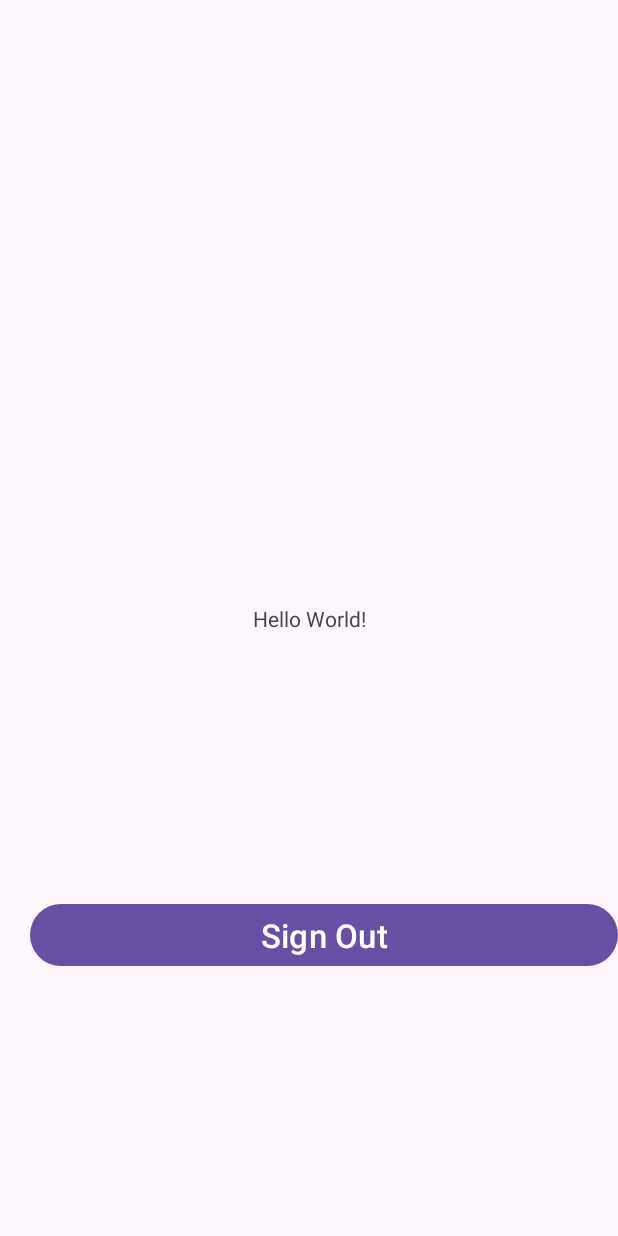
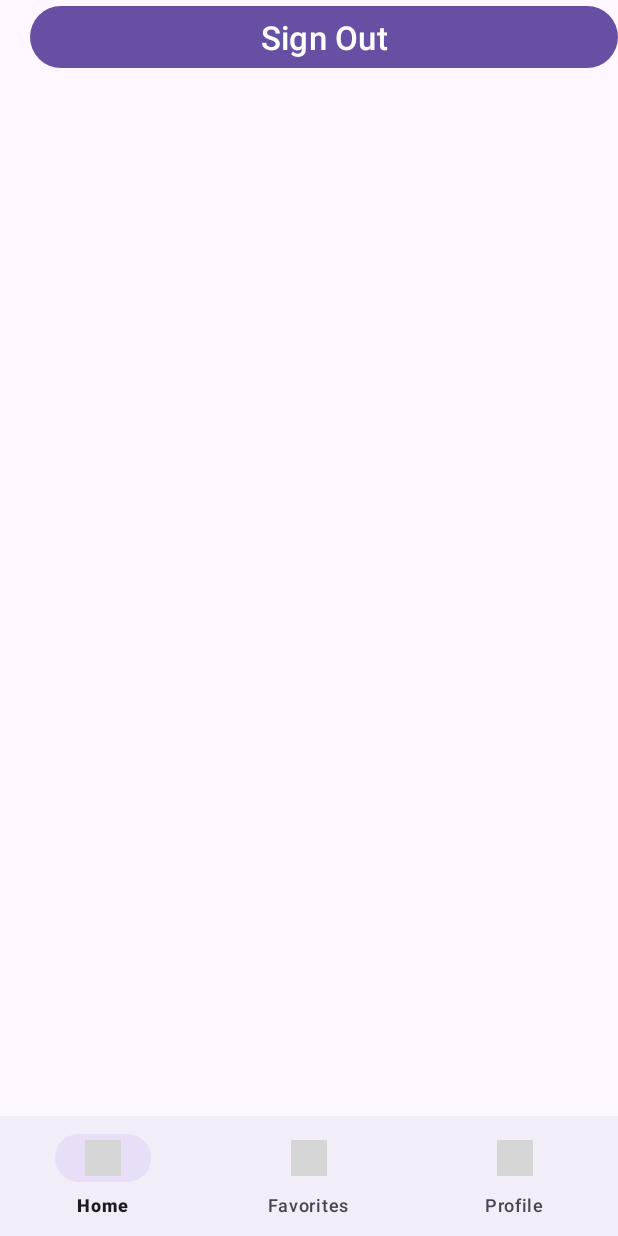
Before and after one commit to Leshens/LetsEatMobile, an Android app: the layout activity_main.xml on its own in the app's theme, with its tools: preview values and no code run, on a phone screen of 412 x 824 dp. Run offline under Robolectric (Android 15) with nearby library versions, the phone set to English and light mode, and no system bars; grey boxes are pictures that could not be loaded.

```diff
--- a/app/src/main/java/com/leshen/letseatmobile/ForgetPasswordActivity.kt
+++ b/app/src/main/java/com/leshen/letseatmobile/login/ForgetPasswordActivity.kt
@@ -1,4 +1,4 @@
-package com.leshen.letseatmobile
+package com.leshen.letseatmobile.login
 
 import android.os.Bundle
 import android.text.TextUtils
@@ -6,6 +6,7 @@ import android.util.Patterns
 import com.google.firebase.auth.FirebaseAuth
 import com.google.firebase.auth.ktx.auth
 import com.google.firebase.ktx.Firebase
+import com.leshen.letseatmobile.BaseActivity
 import com.leshen.letseatmobile.databinding.ActivityForgetPasswordBinding
 
 class ForgetPasswordActivity : BaseActivity() {
--- a/app/src/main/res/layout/activity_forget_password.xml
+++ b/app/src/main/res/layout/activity_forget_password.xml
@@ -4,7 +4,7 @@
     xmlns:tools="http://schemas.android.com/tools"
     android:layout_width="match_parent"
     android:layout_height="match_parent"
-    tools:context=".ForgetPasswordActivity">
+    tools:context=".login.ForgetPasswordActivity">
 
     <ImageView
         android:id="@+id/ivForgotPasswordLogo"
--- a/app/src/main/res/layout/activity_get_started.xml
+++ b/app/src/main/res/layout/activity_get_started.xml
@@ -4,7 +4,7 @@
     xmlns:tools="http://schemas.android.com/tools"
     android:layout_width="match_parent"
     android:layout_height="match_parent"
-    tools:context=".GetStartedActivity">
+    tools:context=".login.GetStartedActivity">
     <TextView
         android:id="@+id/textView"
         android:layout_width="330dp"
--- a/app/src/main/res/layout/activity_main.xml
+++ b/app/src/main/res/layout/activity_main.xml
@@ -6,16 +6,14 @@
     android:layout_height="match_parent"
     tools:context=".MainActivity">
 
-    <TextView
-        android:id="@+id/mainText"
-        android:layout_width="wrap_content"
-        android:layout_height="wrap_content"
-        android:text="Hello World!"
-        app:layout_constraintBottom_toBottomOf="parent"
+    <FrameLayout
+        android:id="@+id/fl_wrapper"
+        android:layout_width="0dp"
+        android:layout_height="0dp"
+        app:layout_constraintBottom_toTopOf="@+id/bottomNavigationView"
         app:layout_constraintEnd_toEndOf="parent"
         app:layout_constraintStart_toStartOf="parent"
-        app:layout_constraintTop_toTopOf="parent" />
-
+        app:layout_constraintTop_toTopOf="parent">
         <Button
             android:id="@+id/signOutButton"
             android:layout_width="match_parent"
@@ -24,7 +22,16 @@
             android:text="Sign Out"
             android:textSize="22sp"
             app:layout_constraintBottom_toBottomOf="parent"
+            app:layout_constraintStart_toStartOf="parent" />
+    </FrameLayout>
+
+    <com.google.android.material.bottomnavigation.BottomNavigationView
+        android:id="@+id/bottomNavigationView"
+        android:layout_width="0dp"
+        android:layout_height="wrap_content"
+        app:layout_constraintBottom_toBottomOf="parent"
+        app:layout_constraintEnd_toEndOf="parent"
         app:layout_constraintStart_toStartOf="parent"
-        app:layout_constraintTop_toBottomOf="@+id/mainText" />
-
+        app:menu="@menu/bottom_navbar"
+        />
 </androidx.constraintlayout.widget.ConstraintLayout>
--- a/app/src/main/res/layout/activity_sign_in.xml
+++ b/app/src/main/res/layout/activity_sign_in.xml
@@ -4,7 +4,7 @@
     xmlns:tools="http://schemas.android.com/tools"
     android:layout_width="match_parent"
     android:layout_height="match_parent"
-    tools:context=".SignInActivity">
+    tools:context=".login.SignInActivity">
 
     <ImageView
         android:id="@+id/ivSinInLogo"
--- a/app/src/main/res/layout/activity_sign_up.xml
+++ b/app/src/main/res/layout/activity_sign_up.xml
@@ -4,7 +4,7 @@
     xmlns:tools="http://schemas.android.com/tools"
     android:layout_width="match_parent"
     android:layout_height="match_parent"
-    tools:context=".SignUpActivity">
+    tools:context=".login.SignUpActivity">
 
     <ImageView
         android:id="@+id/ivSinUpLogo"
--- /dev/null
+++ b/app/src/main/res/menu/bottom_navbar.xml
@@ -0,0 +1,22 @@
+<?xml version="1.0" encoding="utf-8"?>
+<menu xmlns:android="http://schemas.android.com/apk/res/android">
+
+    <item
+        android:id="@+id/home"
+        android:icon="@drawable/baseline_search_24"
+        android:layout_width="wrap_content"
+        android:layout_height="wrap_content"
+        android:title="Home" />
+    <item
+        android:id="@+id/favorites"
+        android:icon="@drawable/baseline_favorite_border_24"
+        android:layout_width="wrap_content"
+        android:layout_height="wrap_content"
+        android:title="Favorites" />
+    <item
+        android:id="@+id/profile"
+        android:icon="@drawable/baseline_account_box_24"
+        android:layout_width="wrap_content"
+        android:layout_height="wrap_content"
+        android:title="Profile" />
+</menu>
--- /dev/null
+++ b/app/src/main/res/values/dimens.xml
@@ -0,0 +1,3 @@
+<resources>
+    <dimen name="text_margin">16dp</dimen>
+</resources>
--- a/app/src/main/res/values/strings.xml
+++ b/app/src/main/res/values/strings.xml
@@ -4,4 +4,5 @@
     <string name="forgot_password_msg">Don\'t worry! it happens. Please enter the email address associated with your account.</string>
     <string name="on_submit_msg">Check out your mailbox, you will receive an email containing link where you can reset your password</string>
     <string name="default_web_client_id" />
+    <string name="locationString">Jana Pawała 21/37 \n w promieniu 2 km</string>
 </resources>
```
Also changed, not shown: app/src/main/AndroidManifest.xml (+4 -4 lines), app/src/main/java/com/leshen/letseatmobile/Favorites.kt (added, +59 -0 lines), app/src/main/java/com/leshen/letseatmobile/Home.kt (added, +59 -0 lines), app/src/main/java/com/leshen/letseatmobile/MainActivity.kt (+33 -4 lines), app/src/main/java/com/leshen/letseatmobile/Profile.kt (added, +41 -0 lines), app/src/main/java/com/leshen/letseatmobile/login/GetStartedActivity.kt (renamed from app/src/main/java/com/leshen/letseatmobile/GetStartedActivity.kt, +4 -3 lines), app/src/main/java/com/leshen/letseatmobile/login/SignInActivity.kt (renamed from app/src/main/java/com/leshen/letseatmobile/SignInActivity.kt, +8 -5 lines), app/src/main/java/com/leshen/letseatmobile/login/SignUpActivity.kt (renamed from app/src/main/java/com/leshen/letseatmobile/SignUpActivity.kt, +6 -4 lines), app/src/main/res/layout/fragment_favorites.xml (added, +14 -0 lines), app/src/main/res/layout/fragment_home.xml (added, +71 -0 lines), app/src/main/res/layout/fragment_profile.xml (added, +21 -0 lines). Lines whose indentation alone changed are shown as unchanged.
